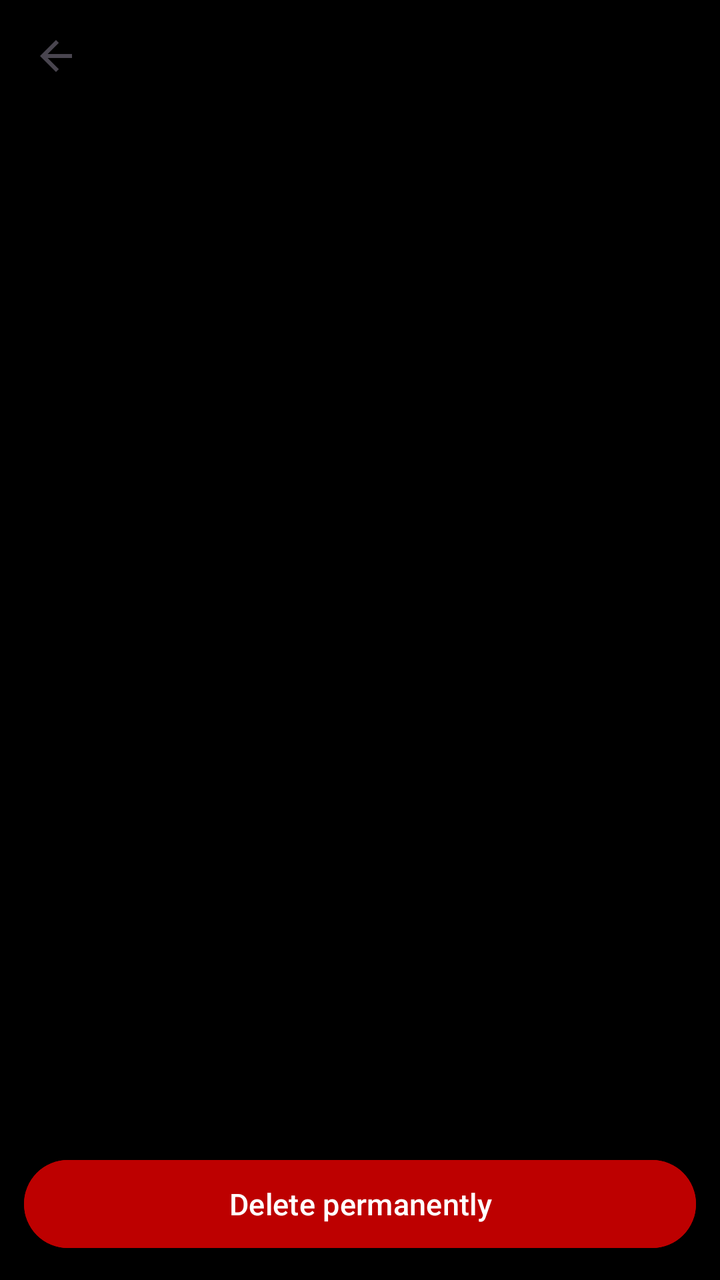
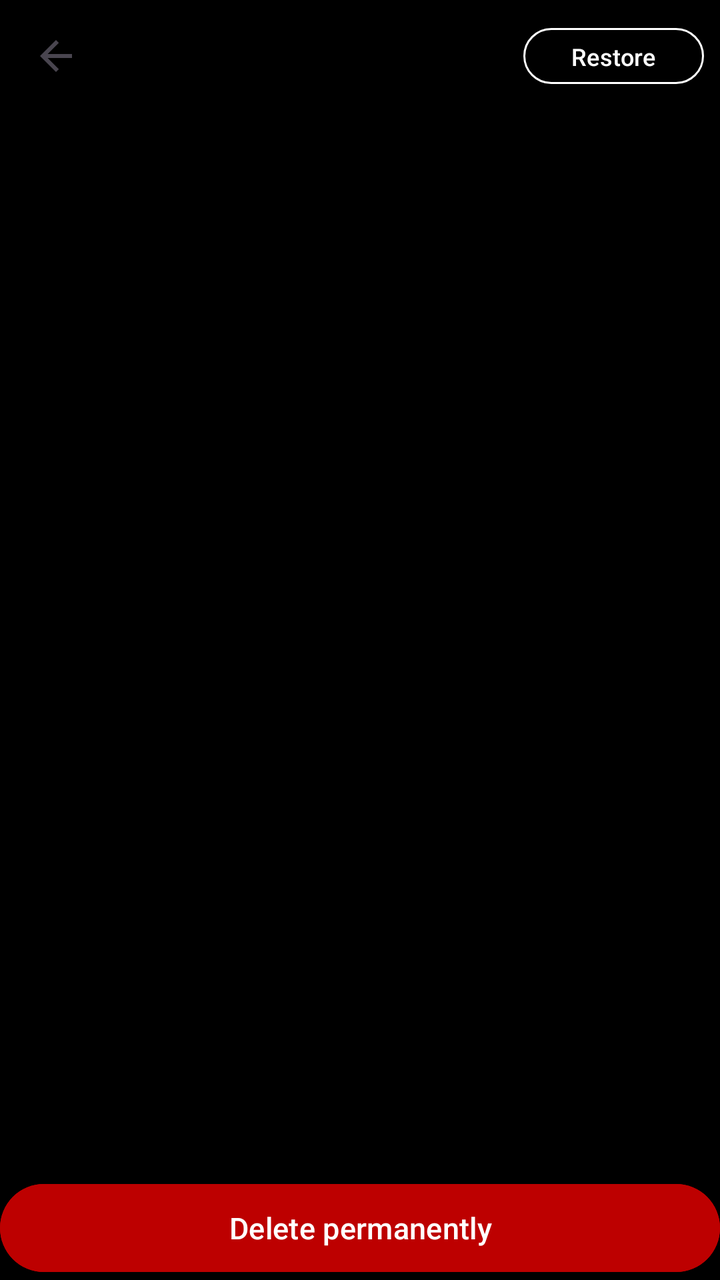

The first picture is an Android layout as it rendered before a commit; the second is the same layout after the commit. The layout source and the unified diff follow.
<!-- AndroidManifest.xml: activity theme Theme.DCIMCleaner.Fullscreen -->
<!-- res/layout/activity_trash_fullscreen.xml -->
<?xml version="1.0" encoding="utf-8"?>
<LinearLayout
    xmlns:android="http://schemas.android.com/apk/res/android"
    android:layout_width="match_parent"
    android:layout_height="match_parent"
    android:orientation="vertical"
    android:background="#000000">

    
    <LinearLayout
        android:layout_width="match_parent"
        android:layout_height="wrap_content"
        android:orientation="horizontal"
        android:gravity="center_vertical"
        android:padding="8dp">

        <ImageButton
            android:id="@+id/btn_back"
            android:layout_width="40dp"
            android:layout_height="40dp"
            android:background="?attr/selectableItemBackgroundBorderless"
            android:src="@drawable/ic_arrow_back"
            android:contentDescription="Back" />

        <TextView
            android:id="@+id/tv_position"
            android:layout_width="0dp"
            android:layout_height="wrap_content"
            android:layout_weight="1"
            android:gravity="center"
            android:textColor="#FFFFFF"
            android:textSize="14sp"
            android:text="" />

        <View
            android:layout_width="40dp"
            android:layout_height="40dp" />
    </LinearLayout>

    
    <androidx.viewpager2.widget.ViewPager2
        android:id="@+id/view_pager"
        android:layout_width="match_parent"
        android:layout_height="0dp"
        android:layout_weight="1" />

    
    <com.google.android.material.button.MaterialButton
        android:id="@+id/btn_delete"
        android:layout_width="match_parent"
        android:layout_height="52dp"
        android:layout_margin="12dp"
        android:backgroundTint="#bd0000"
        android:text="Delete permanently"
        android:textSize="15sp"
        android:textColor="#FFFFFF"
        app:icon="@null"
        xmlns:app="http://schemas.android.com/apk/res-auto" />

</LinearLayout>
<!-- resources referenced by this layout -->
<resources>
  <!-- drawable ic_arrow_back (drawable) -->
  <vector xmlns:android="http://schemas.android.com/apk/res/android"
      android:width="24dp"
      android:height="24dp"
      android:viewportWidth="24"
      android:viewportHeight="24"
      android:tint="?attr/colorControlNormal">
    <path
        android:fillColor="@android:color/white"
        android:pathData="M20,11H7.83l5.59,-5.59L12,4l-8,8 8,8 1.41,-1.41L7.83,13H20v-2z"/>
  </vector>
  <style name="Theme.DCIMCleaner.Fullscreen" parent="Theme.Material3.DayNight.NoActionBar">
          <item name="android:windowBackground">@android:color/black</item>
          <item name="android:statusBarColor">@android:color/black</item>
      </style>
</resources>

<!-- the commit's change to res/layout/activity_trash_fullscreen.xml (unified diff, before → after) -->
@@ -12,6 +12,7 @@
         android:layout_height="wrap_content"
         android:orientation="horizontal"
         android:gravity="center_vertical"
+        android:background="#CC000000"
         android:padding="8dp">
 
         <ImageButton
@@ -32,9 +33,19 @@
             android:textSize="14sp"
             android:text="" />
 
-        <View
-            android:layout_width="40dp"
-            android:layout_height="40dp" />
+        
+        <com.google.android.material.button.MaterialButton
+            android:id="@+id/btn_restore"
+            style="@style/Widget.Material3.Button.OutlinedButton"
+            android:layout_width="wrap_content"
+            android:layout_height="36dp"
+            android:text="Restore"
+            android:textColor="#FFFFFF"
+            android:textSize="12sp"
+            app:strokeColor="#FFFFFF"
+            app:icon="@null"
+            xmlns:app="http://schemas.android.com/apk/res-auto" />
+
     </LinearLayout>
 
     
@@ -49,7 +60,6 @@
         android:id="@+id/btn_delete"
         android:layout_width="match_parent"
         android:layout_height="52dp"
-        android:layout_margin="12dp"
         android:backgroundTint="#bd0000"
         android:text="Delete permanently"
         android:textSize="15sp"
